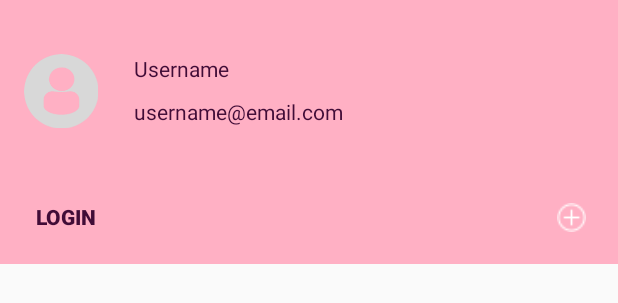
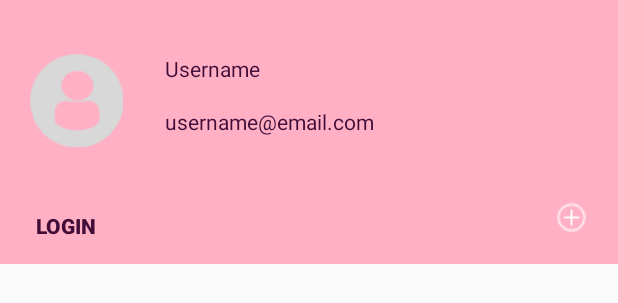
Before and after one commit to vishaljoshi005/Materials-Chat, an Android app: the layout nav_header_main.xml on its own in the app's theme, with its tools: preview values and no code run, on a phone screen of 412 x 824 dp. Shown: the top 303 px of the screen. Run offline under Robolectric (Android 15) with nearby library versions, the phone set to English and light mode, and no system bars.

```diff
--- a/app/src/main/java/in/ivishaljoshi/materialchats/controller/CreateUserActivity.kt
+++ b/app/src/main/java/in/ivishaljoshi/materialchats/controller/CreateUserActivity.kt
@@ -75,8 +75,6 @@ class CreateUserActivity : AppCompatActivity() {
                                 if(createSuccess){
                                     val userDataChangeIntent = Intent(BROADCAST_USER_DATA_CHANGE)
                                     LocalBroadcastManager.getInstance(this).sendBroadcast(userDataChangeIntent)
-
-
                                     Log.d("qwe","createSuccess")
                                     enableSpinner(false)
                                     finish()
--- a/app/src/main/java/in/ivishaljoshi/materialchats/controller/LoginActivity.kt
+++ b/app/src/main/java/in/ivishaljoshi/materialchats/controller/LoginActivity.kt
@@ -16,6 +16,7 @@ class LoginActivity : AppCompatActivity() {
     fun loginCreateUserBtnClicked(view:View){
         val createUserIntent = Intent(this, CreateUserActivity::class.java)
         startActivity(createUserIntent)
+        finish()
     }
 
     fun loginLoginBtnClicked(view:View){
--- a/app/src/main/res/layout/activity_create_user.xml
+++ b/app/src/main/res/layout/activity_create_user.xml
@@ -84,6 +84,7 @@
         android:layout_width="100dp"
         android:layout_height="100dp"
         android:layout_marginTop="24dp"
+        android:contentDescription="@string/app_name"
         android:onClick="generateAvatarImage"
         app:layout_constraintEnd_toEndOf="parent"
         app:layout_constraintHorizontal_bias="0.5"
--- a/app/src/main/res/layout/nav_header_main.xml
+++ b/app/src/main/res/layout/nav_header_main.xml
@@ -11,8 +11,8 @@
 
     <ImageView
         android:id="@+id/userImageNavHeader"
-        android:layout_width="wrap_content"
-        android:layout_height="wrap_content"
+        android:layout_width="70dp"
+        android:layout_height="70dp"
         android:layout_marginStart="16dp"
         android:layout_marginTop="28dp"
         android:contentDescription="@string/nav_header_desc"
@@ -27,10 +27,10 @@
         android:layout_height="wrap_content"
         android:layout_marginStart="24dp"
         android:paddingTop="@dimen/nav_header_vertical_spacing"
-        android:text="@string/user_name"
         android:textColor="@color/colorAccent"
         app:layout_constraintStart_toEndOf="@+id/userImageNavHeader"
-        app:layout_constraintTop_toTopOf="@+id/userImageNavHeader" />
+        app:layout_constraintTop_toTopOf="@+id/userImageNavHeader"
+        tools:text="@string/user_name" />
 
     <TextView
         android:id="@+id/userEmailNavHeader"
@@ -38,11 +38,11 @@
         android:layout_height="wrap_content"
         android:layout_marginStart="24dp"
         android:layout_marginTop="8dp"
-        android:text="@string/user_email"
         android:textColor="@color/colorAccent"
         app:layout_constraintBottom_toBottomOf="@+id/userImageNavHeader"
         app:layout_constraintStart_toEndOf="@+id/userImageNavHeader"
-        app:layout_constraintTop_toBottomOf="@+id/userNameNavHeader" />
+        app:layout_constraintTop_toBottomOf="@+id/userNameNavHeader"
+        tools:text="@string/user_email" />
 
     <Button
         android:id="@+id/loginBtnNavHeader"
```
Also changed, not shown: app/src/main/java/in/ivishaljoshi/materialchats/controller/MainActivity.kt (+61 -2 lines), app/src/main/java/in/ivishaljoshi/materialchats/services/UserDataService.kt (+48 -0 lines).
